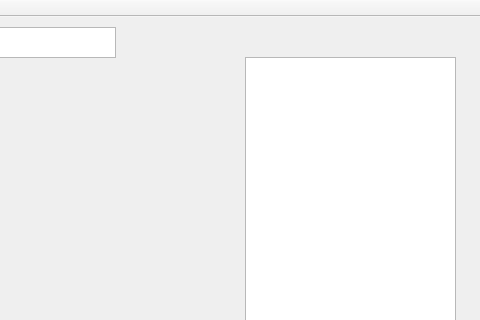
Old version of the form User/User/Guess_Game_Interface.ui in the repository xNaga09x/ProjectModernCpp; both pictures show x 395 to 875 and y 0 to 320 of the 875 by 533 pixel window.
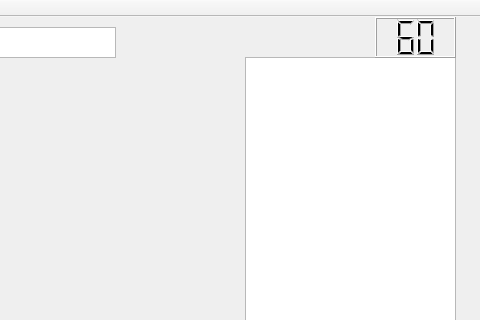
New version of the form.

Commit message: Create StopWatch for Guesser WV

Diff of the .ui file:
```diff
--- a/User/User/Guess_Game_Interface.ui
+++ b/User/User/Guess_Game_Interface.ui
@@ -84,6 +84,27 @@
      <bool>true</bool>
     </property>
    </widget>
+   <widget class="QLCDNumber" name="stopWatch">
+    <property name="geometry">
+     <rect>
+      <x>770</x>
+      <y>0</y>
+      <width>81</width>
+      <height>41</height>
+     </rect>
+    </property>
+    <property name="font">
+     <font>
+      <bold>false</bold>
+     </font>
+    </property>
+    <property name="digitCount">
+     <number>2</number>
+    </property>
+    <property name="intValue" stdset="0">
+     <number>60</number>
+    </property>
+   </widget>
   </widget>
   <widget class="QMenuBar" name="menuBar">
    <property name="geometry">
```
The commit also changes 2 other files.
